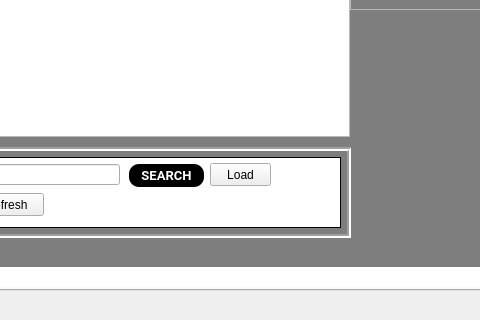
Before: the Qt Designer form SSISFINAL.ui in s1rius1959/SSIS-Version-2, drawn with Qt 5; both pictures show x 544 to 1024 and y 530 to 850 of the 1315 by 850 pixel window.
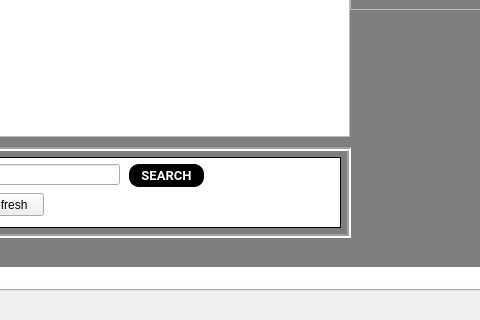
After: the same form once the commit is applied. The open tabs and pages were chosen to show the change.

Patch:
```diff
--- a/SSISFINAL.ui
+++ b/SSISFINAL.ui
@@ -548,19 +548,6 @@
         <string>Refresh</string>
        </property>
       </widget>
-      <widget class="QPushButton" name="SLoad">
-       <property name="geometry">
-        <rect>
-         <x>410</x>
-         <y>16</y>
-         <width>61</width>
-         <height>23</height>
-        </rect>
-       </property>
-       <property name="text">
-        <string>Load</string>
-       </property>
-      </widget>
      </widget>
      <widget class="QFrame" name="AddStudent">
       <property name="geometry">
```
